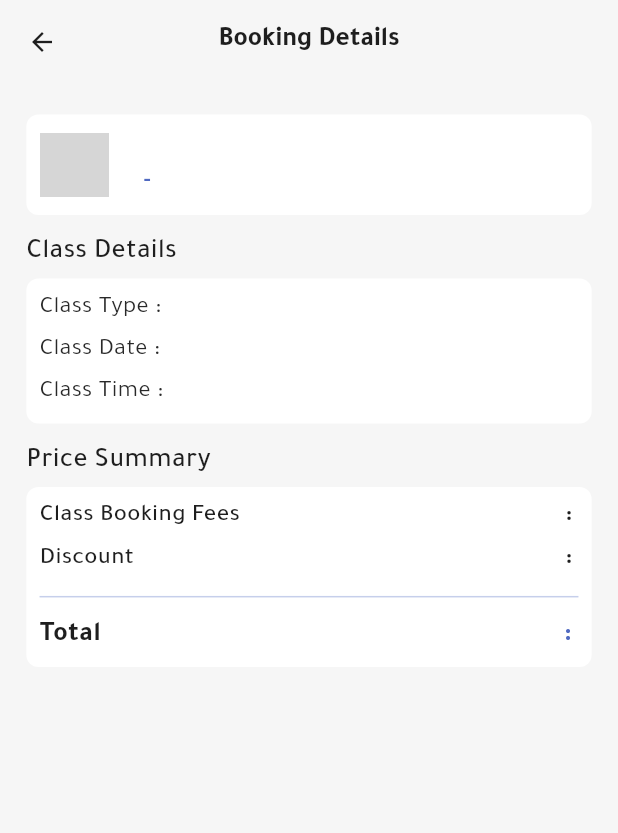
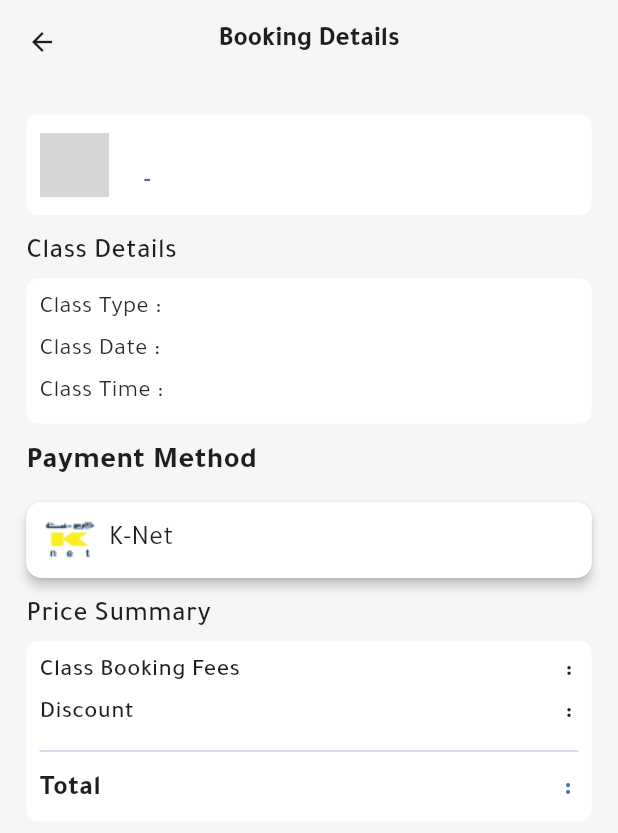
Before and after one commit to ahmedfayed29/coach_dealer_trainer, a Flutter app: the BookingDetailsPage screen opened directly with empty values, on a phone screen of 412 x 824 dp. Shown: the top 833 px of the screen. Run offline on Flutter 3.47's test engine with Material 3 defaults, Android fonts, the phone set to English and light mode, and no system bars; drawn by our look-alikes of auto_size_text; our stand-ins replace carousel_slider, dio, flutter_html, flutter_rating_bar, flutter_screenutil, flutter_svg and 4 more; missing offline and left inert: flutter_rounded_date_picker; accounts and stored records are empty; network calls fail; grey boxes are pictures that could not be loaded.

Commit message:
add payment method selection to booking details view

```diff
--- /dev/null
+++ b/lib/art_core/widgets/payment_method_item.dart
@@ -0,0 +1,58 @@
+import 'package:flutter_screenutil/flutter_screenutil.dart';
+import 'package:flutter_svg/svg.dart';
+import 'package:get/get.dart';
+
+import '../art_core.dart';
+
+class PaymentMethodItem extends StatelessWidget {
+  final String image;
+  final String name;
+  final bool isSelected;
+  final bool isSelectable;
+
+  const PaymentMethodItem(
+      {super.key,
+      required this.image,
+      required this.name,
+      this.isSelected = false,
+      required this.isSelectable});
+
+  @override
+  Widget build(BuildContext context) {
+    return Card(
+      margin: EdgeInsets.zero,
+      shape: RoundedRectangleBorder(
+        borderRadius: BorderRadius.circular(10.r),
+        side: BorderSide(
+            color: isSelectable
+                ? isSelected
+                    ? AppColors.primaryColor
+                    : AppColors.primaryColor.shade500
+                : AppColors.white),
+      ),
+      color: isSelectable
+          ? isSelected
+              ? AppColors.primaryColor.shade500
+              : AppColors.white
+          : AppColors.white,
+      child: Row(
+        children: [
+          Image.asset(image),
+          SizedBox(width: 8.w),
+          AppText(
+            text: name,
+            fontSize: 18.sp,
+            fontWeight: FontWeight.w400,
+          ),
+          Spacer(),
+          if (isSelectable)
+            if (isSelected) ...[
+              SvgPicture.asset("assets/icons/selected_radio.svg"),
+            ] else ...[
+              SvgPicture.asset("assets/icons/radio.svg"),
+            ]
+        ],
+      ).marginAll(12.h),
+    );
+  }
+}
--- a/lib/core/networking/responses/auth/user_model.dart
+++ b/lib/core/networking/responses/auth/user_model.dart
@@ -59,8 +59,8 @@ class UserModel extends BaseMappable {
         classPeriod: int.tryParse(json["class_period"].toString()) ?? 0,
         country: CountryModel.fromJson(json["country"]),
         sports: List<SportsModel>.from(json["sports"].map((x) {
-          print("x is ${x}");
-          return SportsModel.fromJson(x);
+          print("x is ${x.runtimeType}");
+          return x is SportsModel ? x : SportsModel.fromJson(x);
         })),
         images: List<ImagesModel>.from(json["images"].map((x) => ImagesModel.fromJson(x))),
         workingDays: List<WorkingDaysModel>.from(
--- a/lib/features/booking_details/booking_details_view.dart
+++ b/lib/features/booking_details/booking_details_view.dart
@@ -5,6 +5,7 @@ import 'package:coach/features/booking_details/widgets/price.dart';
 import 'package:flutter_screenutil/flutter_screenutil.dart';
 import 'package:get/get.dart';
 
+import '../../art_core/widgets/payment_method_item.dart';
 import '../../core/networking/responses/booking/booking_model.dart';
 import 'booking_details_logic.dart';
 import 'booking_details_state.dart';
@@ -37,6 +38,15 @@ class BookingDetailsPage extends StatelessWidget {
           Details(
             item: item,
           ),
+          AppText(text: "payment_method".tr, fontSize: 20),
+          SizedBox(height: 16.h),
+          PaymentMethodItem(
+            image: "assets/images/knet.png",
+            name: "K-Net",
+            isSelected: true,
+            isSelectable: false,
+          ),
+          SizedBox(height: 16.h),
           AppText(
               text: 'price_summary'.tr,
               fontSize: 18.sp,
--- a/lib/main.dart
+++ b/lib/main.dart
@@ -37,6 +37,7 @@ class _MyAppState extends State<MyApp> {
       splitScreenMode: false,
       child: GetMaterialApp(
         key: key,
+        title: "Coach Dealer ( Coach )",
         debugShowCheckedModeBanner: false,
         enableLog: true,
         // logWriterCallback: Logger.write,
```
Also changed, not shown: assets/images/knet.png (added).
